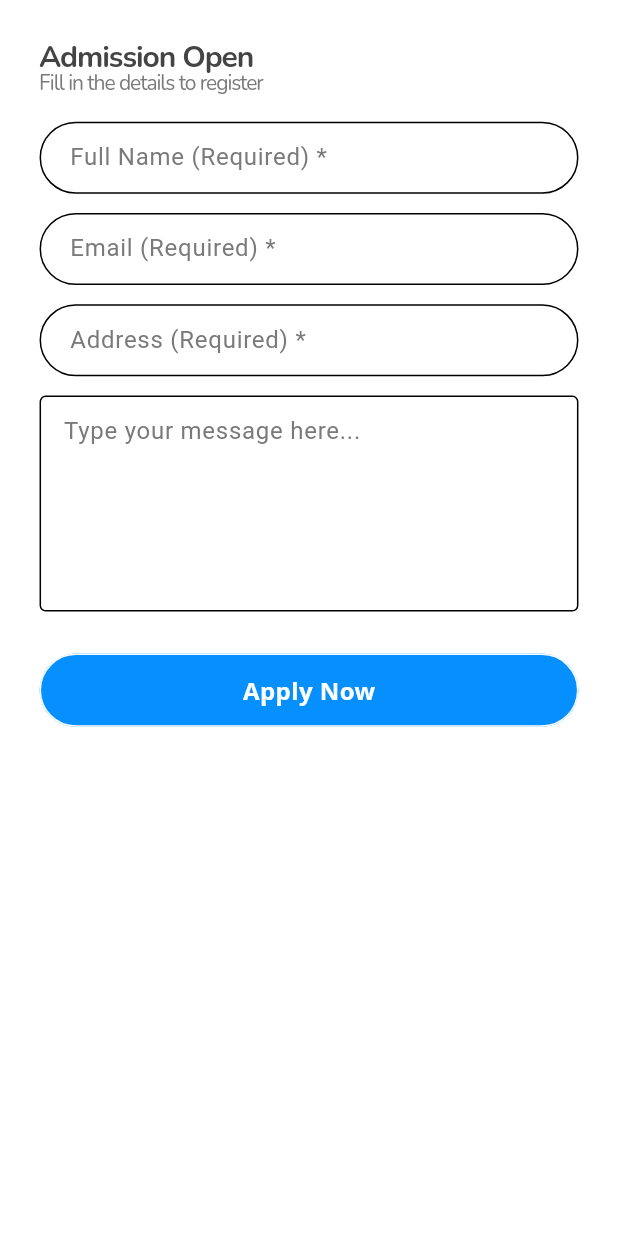
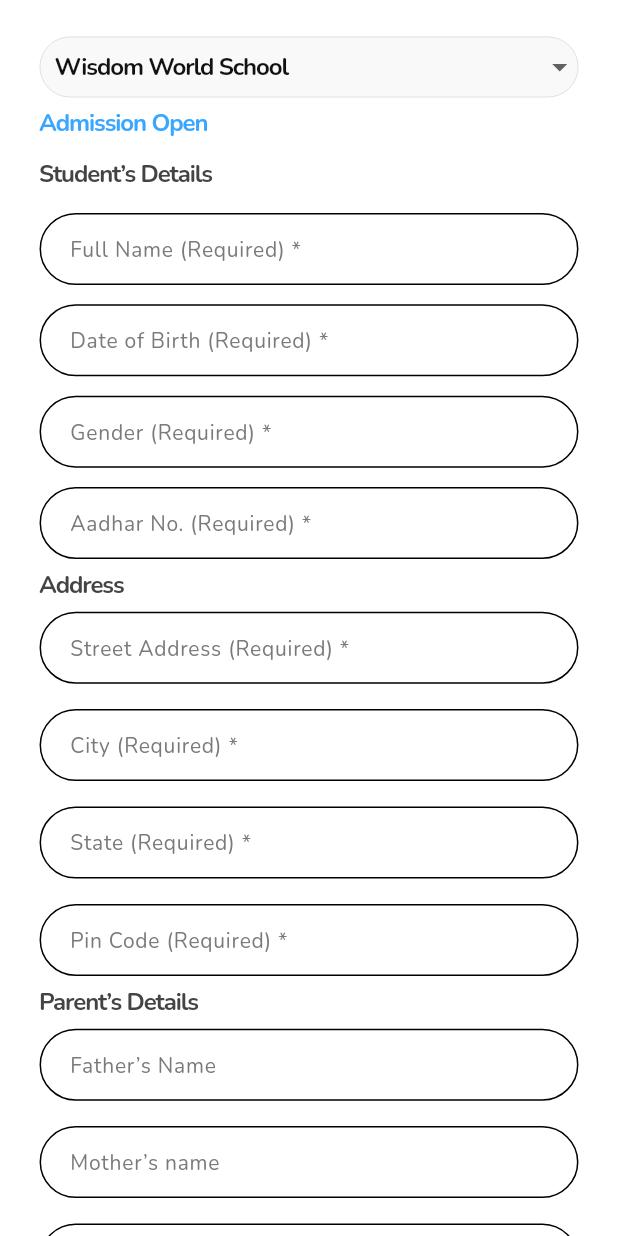
Before and after one commit to bukizz-store/bukizz_app, a Flutter app: the Forms screen opened directly, on a phone screen of 412 x 824 dp. Run offline on Flutter 3.47's test engine with Material 3 defaults, Android fonts, the phone set to English and light mode, and no system bars; our stand-ins replace carousel_slider, cloud_firestore, dots_indicator, firebase_auth, firebase_core, firebase_database and 10 more; missing offline and left inert: upi_india; accounts and stored records are empty; Roboto replaces fonts that are missing (Open Sans); project files that could hold a hidden picture were left out.

Commit message:
ios fixes

```diff
--- a/lib/main.dart
+++ b/lib/main.dart
@@ -3,14 +3,19 @@ import 'package:bukizz/utils/helper/providers.dart';
 import 'package:bukizz/utils/routes/routes.dart';
 import 'package:firebase_core/firebase_core.dart';
 import 'package:flutter/material.dart';
+import 'package:flutter_local_notifications/flutter_local_notifications.dart';
 import 'package:provider/provider.dart';
+import 'Notifications/notifications.dart';
 import 'data/models/user_details.dart';
 import 'constants/strings.dart';
 import 'constants/theme.dart';
 
+final FlutterLocalNotificationsPlugin flutterLocalNotificationsPlugin=FlutterLocalNotificationsPlugin();
+
 void main() async {
   WidgetsFlutterBinding.ensureInitialized();
   await Firebase.initializeApp();
+  Notifications.initialize(flutterLocalNotificationsPlugin);
   MainUserDetails? savedUser =
       await MainUserDetails.loadFromSharedPreferences();
   runApp(
@@ -26,6 +31,7 @@ class MyApp extends StatefulWidget {
 }
 
 class _MyAppState extends State<MyApp> {
+
   @override
   Widget build(BuildContext context) {
     return MultiProvider(
--- a/lib/ui/screens/HomeView/Ecommerce/product/tab views/form_view.dart
+++ b/lib/ui/screens/HomeView/Ecommerce/product/tab views/form_view.dart
@@ -17,31 +17,63 @@ class _FormsState extends State<Forms> {
   TextEditingController emailController=TextEditingController();
   TextEditingController addressController=TextEditingController();
   TextEditingController messageController=TextEditingController();
+  List<String> list = <String>[ 'Wisdom World School', 'DAV Public School','ABC Public School'];
+  String ?dropdownValue ;
   @override
   Widget build(BuildContext context) {
     Dimensions dimensions=Dimensions(context);
     return Scaffold(
       backgroundColor: Colors.white,
-
       body: SingleChildScrollView(
         child: Padding(
           padding: EdgeInsets.symmetric(horizontal: dimensions.width24,vertical: dimensions.height24),
           child: Column(
             crossAxisAlignment: CrossAxisAlignment.start,
             children: [
-              SizedBox(height: dimensions.height8*1.5,),
-              ReusableText(
-                text: 'Admission Open',
-                fontSize: 20,
-                fontWeight: FontWeight.w700,
-                color: Color(0xFF444444),
+              Container(
+                constraints: BoxConstraints(maxWidth: dimensions.width342,maxHeight: dimensions.height40),
+                decoration: ShapeDecoration(
+                  color: Color(0xFFF9F9F9),
+                  shape: RoundedRectangleBorder(
+                    side: BorderSide(width: 0.50, color: Color(0xFFD6D6D6)),
+                    borderRadius: BorderRadius.circular(100),
+                  ),
+                ),
+                child: DropdownButtonFormField(
+                  items: list.map((e) {
+                    return DropdownMenuItem(child: Text(e), value: e);
+                  }).toList(),
+                  value: dropdownValue,
+                  hint: ReusableText(
+                    text: list[0],
+                    fontSize: 16,
+                    color: Color(0xFF121212),
+                    fontWeight: FontWeight.w700,
+                  ),
+                  onChanged: (val) {
+                    setState(() {
+                      dropdownValue = val!;
+                    });
+                  },
+                  decoration:  InputDecoration(
+                    border:InputBorder.none,
+                    contentPadding: EdgeInsets.only(bottom: dimensions.height8,left: dimensions.width10,right: dimensions.height10), // Adjust vertical padding
+                  ),
+                ),
               ),
               SizedBox(height: dimensions.height8*2,),
               ReusableText(
-                text: 'Fill in the details to register',
-                fontSize: 14,
-                fontWeight: FontWeight.w500,
-                color: Color(0xFF7A7A7A),
+                text: 'Admission Open',
+                fontSize: 16,
+                fontWeight: FontWeight.w700,
+                color: Color(0xFF39A7FF),
+              ),
+              SizedBox(height: dimensions.height8*4,),
+              ReusableText(
+                text: 'Student’s Details',
+                fontSize: 16,
+                fontWeight: FontWeight.w700,
+                color: Color(0xFF444444),
               ),
               SizedBox(height: dimensions.height8*3,),
               CustomTextForm(
@@ -55,34 +87,93 @@ class _FormsState extends State<Forms> {
                 width: dimensions.width342,
                 height: dimensions.height48,
                 controller: addressController,
-                hintText:   'Email (Required) *',
+                hintText:   'Date of Birth (Required) *',
               ),
               SizedBox(height: dimensions.height8*1.5,),
               CustomTextForm(
                 width: dimensions.width342,
                 height: dimensions.height48,
                 controller: emailController,
-                hintText:  'Address (Required) *',
+                hintText:   'Gender (Required) *',
               ),
               SizedBox(height: dimensions.height8*1.5,),
-              Container(
-                width: dimensions.width16 * 21.5,
-                height: 172,
-                child: TextField(
-                  controller: messageController,
-                  maxLines: 5,
-                  decoration: const InputDecoration(
-                    hintText: 'Type your message here...',
-                    hintStyle: TextStyle(color: Color(0xFF7A7A7A)),
-                    border: OutlineInputBorder(),
-                    contentPadding: EdgeInsets.all(12),
-                  ),
-                  style: const TextStyle(
-                    fontSize: 16,
-                    color: Colors.black, // Set the text color here
-                  ),
-                ),
+              CustomTextForm(
+                width: dimensions.width342,
+                height: dimensions.height48,
+                controller: emailController,
+                hintText:    'Aadhar No. (Required) *',
               ),
+              SizedBox(height: dimensions.height16,),
+              ReusableText(
+                text: 'Address',
+                fontSize: 16,
+                fontWeight: FontWeight.w700,
+                color: Color(0xFF444444),
+              ),
+              SizedBox(height: dimensions.height16,),
+              CustomTextForm(
+                width: dimensions.width342,
+                height: dimensions.height48,
+                controller: emailController,
+                hintText:    'Street Address (Required) *',
+              ),
+              SizedBox(height: dimensions.height16,),
+              CustomTextForm(
+                width: dimensions.width342,
+                height: dimensions.height48,
+                controller: emailController,
+                hintText:    'City (Required) *',
+              ),
+              SizedBox(height: dimensions.height16,),
+              CustomTextForm(
+                width: dimensions.width342,
+                height: dimensions.height48,
+                controller: emailController,
+                hintText:    'State (Required) *',
+              ),
+              SizedBox(height: dimensions.height16,),
+              CustomTextForm(
+                width: dimensions.width342,
+                height: dimensions.height48,
+                controller: emailController,
+                hintText:    'Pin Code (Required) *',
+              ),
+              SizedBox(height: dimensions.height16,),
+              ReusableText(
+                text: 'Parent’s Details',
+                fontSize: 16,
+                fontWeight: FontWeight.w700,
+                color: Color(0xFF444444),
+              ),
+              SizedBox(height: dimensions.height16,),
+              CustomTextForm(
+                width: dimensions.width342,
+                height: dimensions.height48,
+                controller: emailController,
+                hintText:    'Father’s Name',
+              ),
+              SizedBox(height: dimensions.height16,),
+              CustomTextForm(
+                width: dimensions.width342,
+                height: dimensions.height48,
+                controller: emailController,
+                hintText:    'Mother’s name',
+              ),
+              SizedBox(height: dimensions.height16,),
+              CustomTextForm(
+                width: dimensions.width342,
+                height: dimensions.height48,
+                controller: emailController,
+                hintText:    'Father’s Contact No.',
+              ),
+              SizedBox(height: dimensions.height16,),
+              CustomTextForm(
+                width: dimensions.width342,
+                height: dimensions.height48,
+                controller: emailController,
+                hintText:    'Mother’s Contact No.',
+              ),
+              SizedBox(height: dimensions.height16,),
               ReusableElevatedButton(
                 width: dimensions.width342,
                 height: dimensions.height48,
--- a/lib/widgets/text and textforms/textformAddress.dart
+++ b/lib/widgets/text and textforms/textformAddress.dart
@@ -36,7 +36,13 @@ class CustomTextForm extends StatelessWidget {
               : null,
           contentPadding: EdgeInsets.symmetric(horizontal: dimensions.height8 * 2),
           hintText: hintText,
-          hintStyle: TextStyle(color: Color(0xFF7A7A7A)),
+          hintStyle: const TextStyle(
+            color: Color(0xFF7A7A7A),
+            fontSize: 14,
+            fontFamily: 'Nunito',
+            fontWeight: FontWeight.w400,
+            height: 0,
+          ),
           border: OutlineInputBorder(
             borderRadius: BorderRadius.circular(height / 2),
             borderSide: BorderSide(color: Color(0xFF7A7A7A)),
--- a/pubspec.yaml
+++ b/pubspec.yaml
@@ -57,6 +57,8 @@ dependencies:
   upi_india: ^3.0.1
   responsive_sizer: ^3.3.0+1
   firebase_database: ^10.4.5
+  firebase_messaging: ^14.7.16
+  flutter_local_notifications: ^16.3.2
 
 dev_dependencies:
   flutter_test:
```
Also changed, not shown: lib/Notifications/notifications.dart (added, +23 -0 lines), lib/ui/screens/HomeView/Ecommerce/ecommerce_home.dart (+13 -12 lines), lib/ui/screens/HomeView/Ecommerce/product/Stationary/Bags/bag_description.dart (+15 -5 lines), lib/ui/screens/HomeView/Ecommerce/product/product_description_screen.dart (+10 -3 lines), lib/firebase_options.dart, pubspec.lock, 3 other files.
